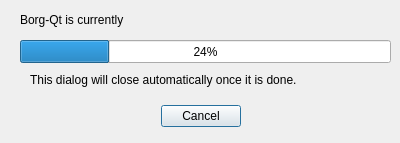
Old version of the form borg_qt/static/UI/Progress.ui in the repository Nebucatnetzer/borg-qt.
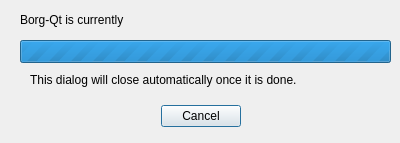
New version of the form.

```diff
--- a/borg_qt/static/UI/Progress.ui
+++ b/borg_qt/static/UI/Progress.ui
@@ -80,8 +80,11 @@
      <height>23</height>
     </rect>
    </property>
+   <property name="maximum">
+    <number>0</number>
+   </property>
    <property name="value">
-    <number>24</number>
+    <number>-1</number>
    </property>
   </widget>
  </widget>
```
